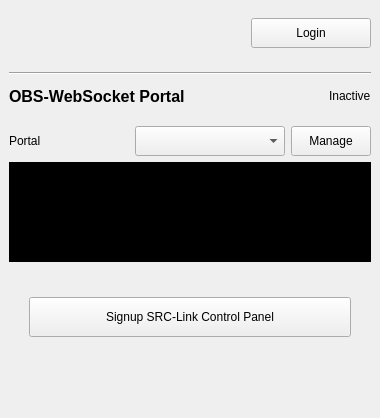
Old version of the form src/UI/ws-portal-dock.ui in the repository OPENSPHERE-Inc/src-link.
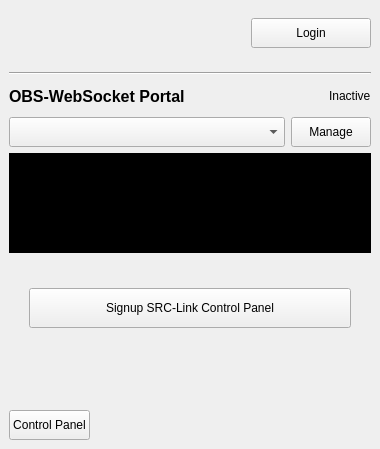
New version of the form. Icons and pictures are not drawn.

Commit message: - Finish ws-portal implementation

```diff
--- a/src/UI/ws-portal-dock.ui
+++ b/src/UI/ws-portal-dock.ui
@@ -7,9 +7,15 @@
     <x>0</x>
     <y>0</y>
     <width>380</width>
-    <height>418</height>
+    <height>449</height>
    </rect>
   </property>
+  <property name="minimumSize">
+   <size>
+    <width>0</width>
+    <height>210</height>
+   </size>
+  </property>
   <property name="windowTitle">
    <string>Frame</string>
   </property>
@@ -55,7 +61,7 @@
         <x>0</x>
         <y>0</y>
         <width>380</width>
-        <height>418</height>
+        <height>395</height>
        </rect>
       </property>
       <layout class="QVBoxLayout" name="verticalLayout_2">
@@ -175,7 +181,7 @@
           <item>
            <layout class="QHBoxLayout" name="horizontalLayout">
             <property name="bottomMargin">
-             <number>9</number>
+             <number>0</number>
             </property>
             <item>
              <widget class="QLabel" name="wsPortalLabel">
@@ -242,25 +248,6 @@
             <property name="bottomMargin">
              <number>0</number>
             </property>
-            <item>
-             <widget class="QLabel" name="wsPortalSelectionLabel">
-              <property name="sizePolicy">
-               <sizepolicy hsizetype="Fixed" vsizetype="Preferred">
-                <horstretch>0</horstretch>
-                <verstretch>0</verstretch>
-               </sizepolicy>
-              </property>
-              <property name="minimumSize">
-               <size>
-                <width>120</width>
-                <height>0</height>
-               </size>
-              </property>
-              <property name="text">
-               <string>Portal</string>
-              </property>
-             </widget>
-            </item>
             <item>
              <widget class="QComboBox" name="wsPortalComboBox">
               <property name="sizePolicy">
@@ -401,6 +388,54 @@
      </widget>
     </widget>
    </item>
+   <item>
+    <layout class="QHBoxLayout" name="bottomLayou" stretch="0,0">
+     <property name="spacing">
+      <number>6</number>
+     </property>
+     <property name="leftMargin">
+      <number>9</number>
+     </property>
+     <property name="topMargin">
+      <number>9</number>
+     </property>
+     <property name="rightMargin">
+      <number>9</number>
+     </property>
+     <property name="bottomMargin">
+      <number>9</number>
+     </property>
+     <item>
+      <widget class="QPushButton" name="controlPanelButton">
+       <property name="minimumSize">
+        <size>
+         <width>0</width>
+         <height>30</height>
+        </size>
+       </property>
+       <property name="text">
+        <string>Control Panel</string>
+       </property>
+      </widget>
+     </item>
+     <item>
+      <spacer name="horizontalSpacer">
+       <property name="orientation">
+        <enum>Qt::Orientation::Horizontal</enum>
+       </property>
+       <property name="sizeType">
+        <enum>QSizePolicy::Policy::Expanding</enum>
+       </property>
+       <property name="sizeHint" stdset="0">
+        <size>
+         <width>40</width>
+         <height>20</height>
+        </size>
+       </property>
+      </spacer>
+     </item>
+    </layout>
+   </item>
   </layout>
  </widget>
  <resources>
```
The commit also changes 16 other files.
